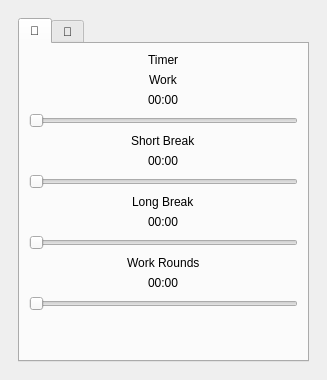
This is src/ui/mainwindow.ui in levirs565/potomat as Qt 5 draws it before an edit. The edited form follows.
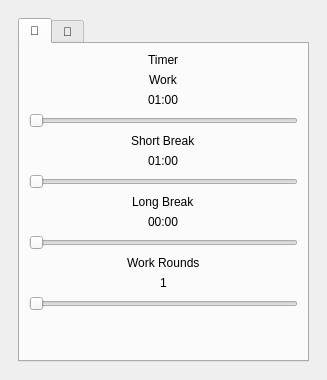
This is the edited form. The open tabs and pages were chosen to show the change. Custom widgets are drawn as their Qt base class.

Commit message: make slider interactive

```diff
--- a/src/ui/mainwindow.ui
+++ b/src/ui/mainwindow.ui
@@ -171,7 +171,7 @@
             <item alignment="Qt::AlignHCenter">
              <widget class="QLabel" name="labelVWork">
               <property name="text">
-               <string>00:00</string>
+               <string>01:00</string>
               </property>
              </widget>
             </item>
@@ -192,7 +192,7 @@
             <item alignment="Qt::AlignHCenter">
              <widget class="QLabel" name="labelVShortBreak">
               <property name="text">
-               <string>00:00</string>
+               <string>01:00</string>
               </property>
              </widget>
             </item>
@@ -234,7 +234,7 @@
             <item alignment="Qt::AlignHCenter">
              <widget class="QLabel" name="labelVWorkRounds">
               <property name="text">
-               <string>00:00</string>
+               <string>1</string>
               </property>
              </widget>
             </item>
@@ -303,6 +303,14 @@
    <header>../widget/timerprogresswidget.h</header>
    <container>1</container>
   </customwidget>
+  <customwidget>
+   <class>TimeLabelWidget</class>
+   <extends>QLabel</extends>
+   <header>../widget/timelabelwidget.h</header>
+   <slots>
+    <slot>setMinute(int)</slot>
+   </slots>
+  </customwidget>
  </customwidgets>
  <resources/>
  <connections/>
```
Left out of the diff: 99 changed lines with no effect on the pictures. The commit also changes 3 other files.
